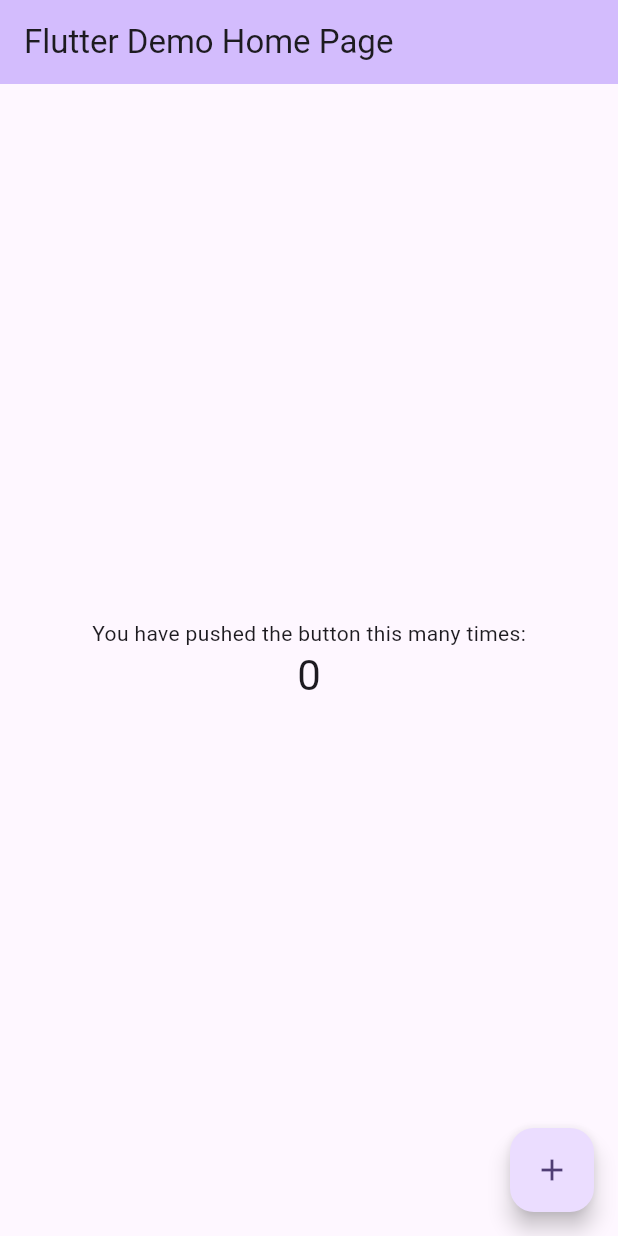
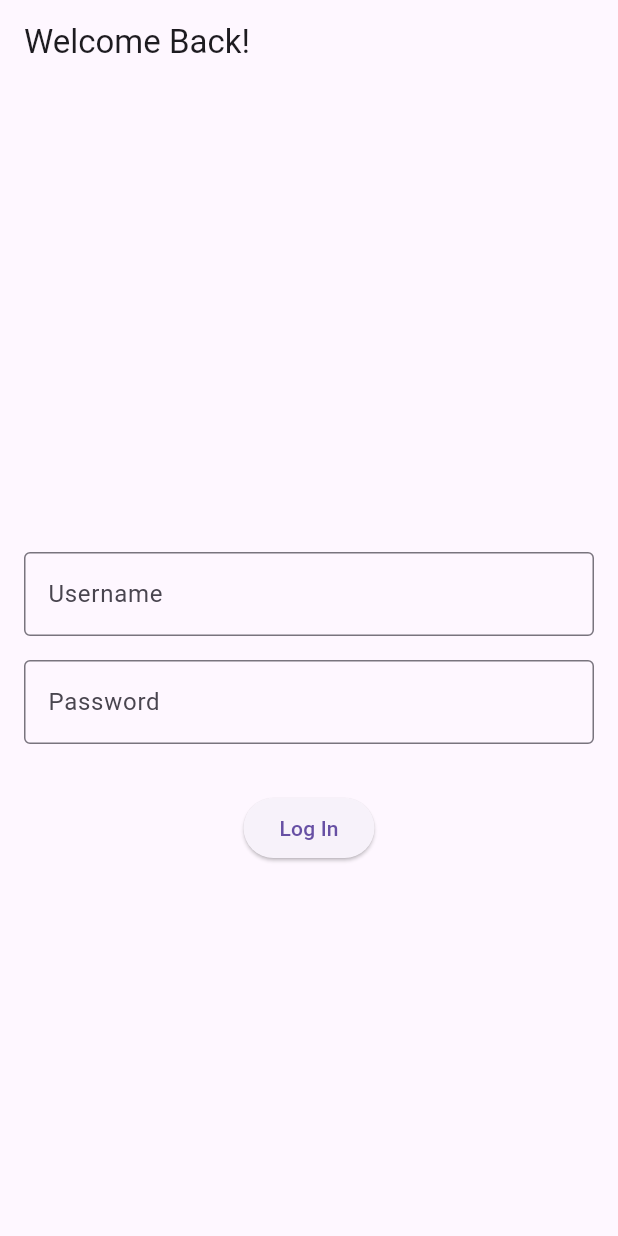
Before and after one commit to Deonmayon/NuadPah, a Flutter app: the screen it shows after launch, on a phone screen of 412 x 824 dp. Run offline on Flutter 3.47's test engine with Material 3 defaults, Android fonts, the phone set to English and light mode, and no system bars.

Commit message:
first login

```diff
--- /dev/null
+++ b/frontend/lib/login.dart
@@ -0,0 +1,78 @@
+import 'package:flutter/material.dart';
+import 'welcome.dart';
+
+class LoginPage extends StatefulWidget {
+  const LoginPage({super.key});
+
+  @override
+  _LoginPageState createState() => _LoginPageState();
+}
+
+class _LoginPageState extends State<LoginPage> {
+  final TextEditingController _usernameController = TextEditingController();
+  final TextEditingController _passwordController = TextEditingController();
+  String _errorMessage = '';
+
+  void _login() {
+    final username = _usernameController.text;
+    final password = _passwordController.text;
+
+    if (username == 'admin' && password == '1234') {
+      Navigator.push(
+        context,
+        MaterialPageRoute(builder: (context) => WelcomePage()),
+      );
+    } else {
+      setState(() {
+        _errorMessage = 'Invalid username or password';
+      });
+    }
+  }
+
+  @override
+  Widget build(BuildContext context) {
+    return Scaffold(
+      appBar: PreferredSize(
+        preferredSize: Size.fromHeight(120.0), // Set your desired height here
+        child: AppBar(
+          title: Text('Welcome Back!'),
+        ),
+      ),
+      body: Padding(
+        padding: const EdgeInsets.all(16.0),
+        child: Column(
+          mainAxisAlignment: MainAxisAlignment.center,
+          children: [
+            TextField(
+              controller: _usernameController,
+              decoration: InputDecoration(
+                labelText: 'Username',
+                border: OutlineInputBorder(),
+              ),
+            ),
+            SizedBox(height: 16),
+            TextField(
+              controller: _passwordController,
+              decoration: InputDecoration(
+                labelText: 'Password',
+                border: OutlineInputBorder(),
+              ),
+              obscureText: true,
+            ),
+            SizedBox(height: 16),
+            if (_errorMessage.isNotEmpty)
+              Text(
+                _errorMessage,
+                style: TextStyle(color: Colors.red),
+              ),
+            SizedBox(height: 16),
+            ElevatedButton(
+              onPressed: _login,
+              child: Text('Log In'),
+            ),
+          ],
+        ),
+      ),
+    );
+  }
+}
--- a/frontend/lib/main.dart
+++ b/frontend/lib/main.dart
@@ -1,125 +1,19 @@
 import 'package:flutter/material.dart';
+import 'login.dart';
 
 void main() {
-  runApp(const MyApp());
+  runApp(MyApp());
 }
 
 class MyApp extends StatelessWidget {
   const MyApp({super.key});
 
-  // This widget is the root of your application.
   @override
   Widget build(BuildContext context) {
     return MaterialApp(
-      title: 'Flutter Demo',
-      theme: ThemeData(
-        // This is the theme of your application.
-        //
-        // TRY THIS: Try running your application with "flutter run". You'll see
-        // the application has a purple toolbar. Then, without quitting the app,
-        // try changing the seedColor in the colorScheme below to Colors.green
-        // and then invoke "hot reload" (save your changes or press the "hot
-        // reload" button in a Flutter-supported IDE, or press "r" if you used
-        // the command line to start the app).
-        //
-        // Notice that the counter didn't reset back to zero; the application
-        // state is not lost during the reload. To reset the state, use hot
-        // restart instead.
-        //
-        // This works for code too, not just values: Most code changes can be
-        // tested with just a hot reload.
-        colorScheme: ColorScheme.fromSeed(seedColor: Colors.deepPurple),
-        useMaterial3: true,
-      ),
-      home: const MyHomePage(title: 'Flutter Demo Home Page'),
+      title: 'Login App',
+      theme: ThemeData(primarySwatch: Colors.blue),
+      home: LoginPage(),
     );
   }
 }
-
-class MyHomePage extends StatefulWidget {
-  const MyHomePage({super.key, required this.title});
-
-  // This widget is the home page of your application. It is stateful, meaning
-  // that it has a State object (defined below) that contains fields that affect
-  // how it looks.
-
-  // This class is the configuration for the state. It holds the values (in this
-  // case the title) provided by the parent (in this case the App widget) and
-  // used by the build method of the State. Fields in a Widget subclass are
-  // always marked "final".
-
-  final String title;
-
-  @override
-  State<MyHomePage> createState() => _MyHomePageState();
-}
-
-class _MyHomePageState extends State<MyHomePage> {
-  int _counter = 0;
-
-  void _incrementCounter() {
-    setState(() {
-      // This call to setState tells the Flutter framework that something has
-      // changed in this State, which causes it to rerun the build method below
-      // so that the display can reflect the updated values. If we changed
-      // _counter without calling setState(), then the build method would not be
-      // called again, and so nothing would appear to happen.
-      _counter++;
-    });
-  }
-
-  @override
-  Widget build(BuildContext context) {
-    // This method is rerun every time setState is called, for instance as done
-    // by the _incrementCounter method above.
-    //
-    // The Flutter framework has been optimized to make rerunning build methods
-    // fast, so that you can just rebuild anything that needs updating rather
-    // than having to individually change instances of widgets.
-    return Scaffold(
-      appBar: AppBar(
-        // TRY THIS: Try changing the color here to a specific color (to
-        // Colors.amber, perhaps?) and trigger a hot reload to see the AppBar
-        // change color while the other colors stay the same.
-        backgroundColor: Theme.of(context).colorScheme.inversePrimary,
-        // Here we take the value from the MyHomePage object that was created by
-        // the App.build method, and use it to set our appbar title.
-        title: Text(widget.title),
-      ),
-      body: Center(
-        // Center is a layout widget. It takes a single child and positions it
-        // in the middle of the parent.
-        child: Column(
-          // Column is also a layout widget. It takes a list of children and
-          // arranges them vertically. By default, it sizes itself to fit its
-          // children horizontally, and tries to be as tall as its parent.
-          //
-          // Column has various properties to control how it sizes itself and
-          // how it positions its children. Here we use mainAxisAlignment to
-          // center the children vertically; the main axis here is the vertical
-          // axis because Columns are vertical (the cross axis would be
-          // horizontal).
-          //
-          // TRY THIS: Invoke "debug painting" (choose the "Toggle Debug Paint"
-          // action in the IDE, or press "p" in the console), to see the
-          // wireframe for each widget.
-          mainAxisAlignment: MainAxisAlignment.center,
-          children: <Widget>[
-            const Text(
-              'You have pushed the button this many times:',
-            ),
-            Text(
-              '$_counter',
-              style: Theme.of(context).textTheme.headlineMedium,
-            ),
-          ],
-        ),
-      ),
-      floatingActionButton: FloatingActionButton(
-        onPressed: _incrementCounter,
-        tooltip: 'Increment',
-        child: const Icon(Icons.add),
-      ), // This trailing comma makes auto-formatting nicer for build methods.
-    );
-  }
-}
--- /dev/null
+++ b/frontend/lib/welcome.dart
@@ -0,0 +1,22 @@
+import 'package:flutter/material.dart';
+
+class WelcomePage extends StatelessWidget {
+  const WelcomePage({super.key});
+
+  @override
+  Widget build(BuildContext context) {
+    return Scaffold(
+      appBar: PreferredSize(
+        preferredSize: Size.fromHeight(120.0), // Set your desired height here
+        child:
+            AppBar(title: Text('Welcome Back!'), backgroundColor: Colors.green),
+      ),
+      body: Center(
+        child: Text(
+          'Hello, Flutter',
+          style: TextStyle(fontSize: 24),
+        ),
+      ),
+    );
+  }
+}
```
Also changed, not shown: 1 other file.
